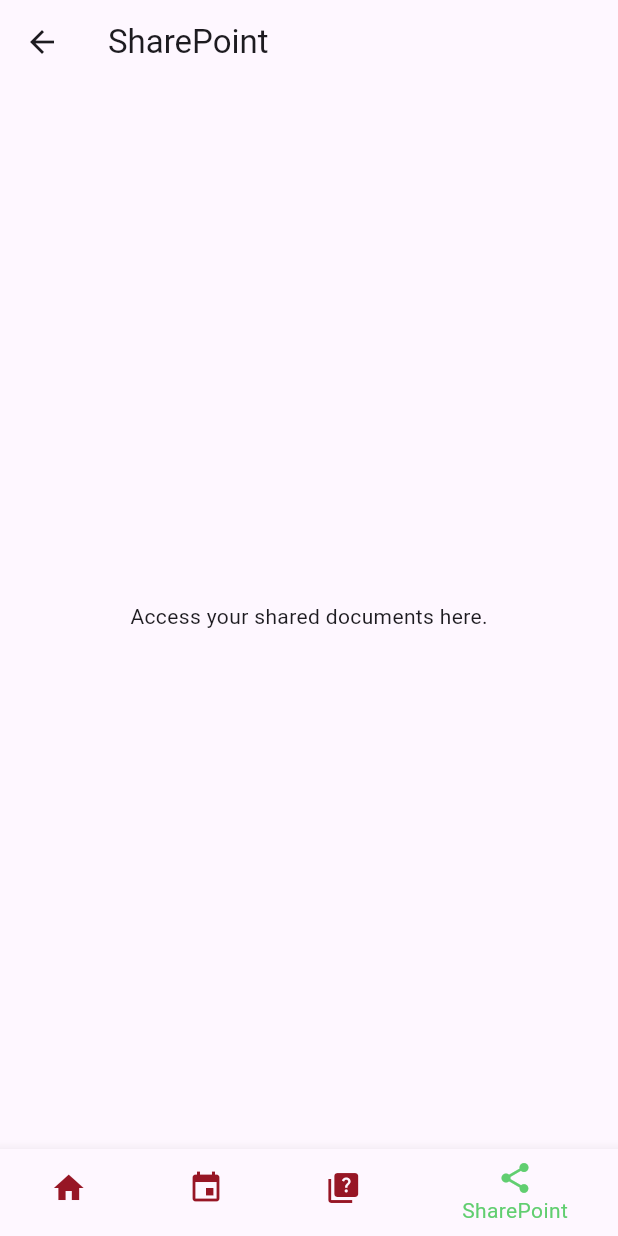
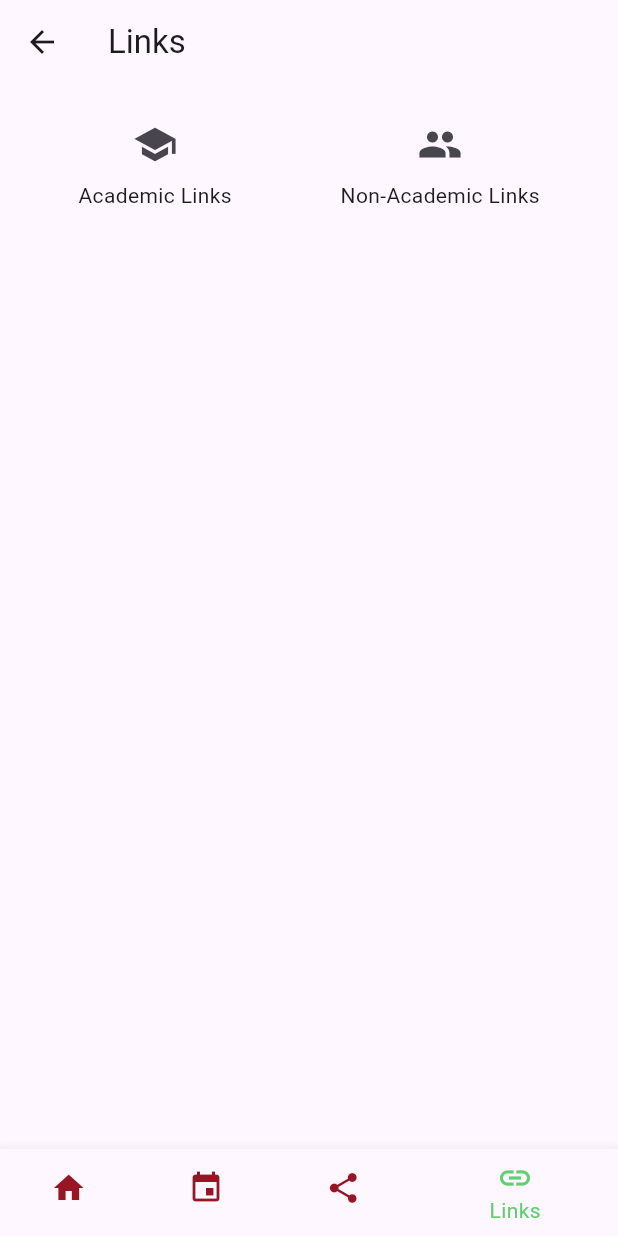
Before and after one commit to AhmedH028/UOF_APP, a Flutter app: the HomeScreen screen opened directly, item 4 of the bottom bar chosen, on a phone screen of 412 x 824 dp. Run offline on Flutter 3.47's test engine with Material 3 defaults, Android fonts, the phone set to English and light mode, and no system bars; our stand-ins replace webview_flutter.

Commit message:
added links tab and removed Quzzis tab from navigation bar in the bottom and put it the links tab

```diff
--- a/lib/main.dart
+++ b/lib/main.dart
@@ -11,7 +11,7 @@ class UPEIApp extends StatelessWidget {
   @override
   Widget build(BuildContext context) {
     return MaterialApp(
-      title: 'UPEI Mobile App',
+      title: 'UOC Mobile App',
       theme: ThemeData(
         primaryColor: const Color.fromARGB(255, 151, 22, 37),
         hintColor: const Color.fromARGB(255, 97, 206, 112),
--- a/lib/screens/home_screen.dart
+++ b/lib/screens/home_screen.dart
@@ -1,8 +1,8 @@
 import 'package:flutter/material.dart';
 import 'home_content.dart';
 import 'events_screen.dart';
-import 'quizzes_screen.dart';
 import 'sharepoint_screen.dart';
+import 'links_screen.dart'; // Import the modified LinksScreen
 import '../widgets/custom_navigation_bar.dart';
 
 class HomeScreen extends StatefulWidget {
@@ -14,9 +14,9 @@ class _HomeScreenState extends State<HomeScreen> {
   int _currentIndex = 0;
   final List<Widget> _screens = [
     HomeContent(),
-    EventsScreen(), // Updated EventsScreen with the Wellness tab
-    QuizzesScreen(),
+    EventsScreen(),
     SharePointScreen(),
+    LinksScreen(), // Updated LinksScreen with Quizzes inside Academic Links
   ];
 
   @override
--- /dev/null
+++ b/lib/screens/links_screen.dart
@@ -0,0 +1,132 @@
+// links_screen.dart
+import 'package:flutter/material.dart';
+import 'webview_screen.dart';
+
+class LinksScreen extends StatefulWidget {
+  @override
+  _LinksScreenState createState() => _LinksScreenState();
+}
+
+class _LinksScreenState extends State<LinksScreen> {
+  String selectedSection = 'none';
+
+  final List<Map<String, String>> academicLinks = [
+    {'title': 'University Portal', 'url': 'https://portal.youruniversity.edu'},
+    {'title': 'Library Resources', 'url': 'https://library.youruniversity.edu'},
+    {'title': 'Quizzes', 'url': 'https://upeisis.uofcanada.edu.eg/PowerCampusSelfService/Home/LogIn'}, // Added Quizzes link
+  ];
+
+  final List<Map<String, String>> nonAcademicLinks = [
+    {'title': 'Campus Events', 'url': 'https://events.youruniversity.edu'},
+    {'title': 'Student Services', 'url': 'https://services.youruniversity.edu'},
+  ];
+
+  @override
+  Widget build(BuildContext context) {
+    return Scaffold(
+      appBar: AppBar(
+        title: Text('Links'),
+      ),
+      body: Padding(
+        padding: const EdgeInsets.all(16.0),
+        child: Column(
+          children: [
+            Row(
+              mainAxisAlignment: MainAxisAlignment.spaceAround,
+              children: [
+                Column(
+                  children: [
+                    IconButton(
+                      icon: Icon(Icons.school, size: 30),
+                      onPressed: () {
+                        setState(() {
+                          selectedSection = 'academic';
+                        });
+                      },
+                      tooltip: 'Academic Links',
+                    ),
+                    Text('Academic Links'),
+                  ],
+                ),
+                Column(
+                  children: [
+                    IconButton(
+                      icon: Icon(Icons.people, size: 30),
+                      onPressed: () {
+                        setState(() {
+                          selectedSection = 'non-academic';
+                        });
+                      },
+                      tooltip: 'Non-Academic Links',
+                    ),
+                    Text('Non-Academic Links'),
+                  ],
+                ),
+              ],
+            ),
+            SizedBox(height: 20),
+            Expanded(
+              child: ListView(
+                children: [
+                  if (selectedSection == 'academic') ...[
+                    Padding(
+                      padding: const EdgeInsets.symmetric(vertical: 10),
+                      child: Text(
+                        'Academic Links',
+                        style: TextStyle(
+                          fontSize: 20,
+                          fontWeight: FontWeight.bold,
+                        ),
+                      ),
+                    ),
+                    ...academicLinks.map((link) {
+                      return ListTile(
+                        title: Text(link['title']!),
+                        trailing: Icon(Icons.arrow_forward),
+                        onTap: () {
+                          Navigator.push(
+                            context,
+                            MaterialPageRoute(
+                              builder: (context) =>
+                                  WebViewScreen(url: link['url']!),
+                            ),
+                          );
+                        },
+                      );
+                    }).toList(),
+                  ] else if (selectedSection == 'non-academic') ...[
+                    Padding(
+                      padding: const EdgeInsets.symmetric(vertical: 10),
+                      child: Text(
+                        'Non-Academic Links',
+                        style: TextStyle(
+                          fontSize: 20,
+                          fontWeight: FontWeight.bold,
+                        ),
+                      ),
+                    ),
+                    ...nonAcademicLinks.map((link) {
+                      return ListTile(
+                        title: Text(link['title']!),
+                        trailing: Icon(Icons.arrow_forward),
+                        onTap: () {
+                          Navigator.push(
+                            context,
+                            MaterialPageRoute(
+                              builder: (context) =>
+                                  WebViewScreen(url: link['url']!),
+                            ),
+                          );
+                        },
+                      );
+                    }).toList(),
+                  ],
+                ],
+              ),
+            ),
+          ],
+        ),
+      ),
+    );
+  }
+}
--- a/lib/screens/login_screen.dart
+++ b/lib/screens/login_screen.dart
@@ -31,7 +31,7 @@ class LoginScreen extends StatelessWidget {
                   ),
                   const SizedBox(height: 32),
                   const Text(
-                    'UPEI Login',
+                    'UOC Login',
                     style: TextStyle(
                       fontSize: 32,
                       fontWeight: FontWeight.bold,
--- a/lib/widgets/custom_navigation_bar.dart
+++ b/lib/widgets/custom_navigation_bar.dart
@@ -4,20 +4,16 @@ class CustomNavigationBar extends StatelessWidget {
   final int currentIndex;
   final Function(int) onTap;
 
-  // Constructor to accept currentIndex and onTap #AbdallaFayez
-  const CustomNavigationBar(
-      {super.key, required this.currentIndex, required this.onTap});
+  CustomNavigationBar({required this.currentIndex, required this.onTap});
 
   @override
   Widget build(BuildContext context) {
     return BottomNavigationBar(
       currentIndex: currentIndex,
       onTap: onTap,
-      selectedItemColor:
-          const Color.fromARGB(255, 97, 206, 112), // Active color
-      unselectedItemColor:
-          const Color.fromARGB(255, 151, 22, 37), // Inactive color
-      items: const [
+      selectedItemColor: const Color.fromARGB(255, 97, 206, 112),
+      unselectedItemColor: const Color.fromARGB(255, 151, 22, 37),
+      items: [
         BottomNavigationBarItem(
           icon: Icon(Icons.home),
           label: 'Home',
@@ -27,12 +23,12 @@ class CustomNavigationBar extends StatelessWidget {
           label: 'Events',
         ),
         BottomNavigationBarItem(
-          icon: Icon(Icons.quiz),
-          label: 'Quizzes',
+          icon: Icon(Icons.share),
+          label: 'SharePoint',
         ),
         BottomNavigationBarItem(
-          icon: Icon(Icons.share),
-          label: 'SharePoint',
+          icon: Icon(Icons.link),
+          label: 'Links',
         ),
       ],
     );
```
Also changed, not shown: lib/screens/events_screen.dart (+12 -10 lines), lib/screens/quizzes_screen.dart (+8 -5 lines), 1 other file.
